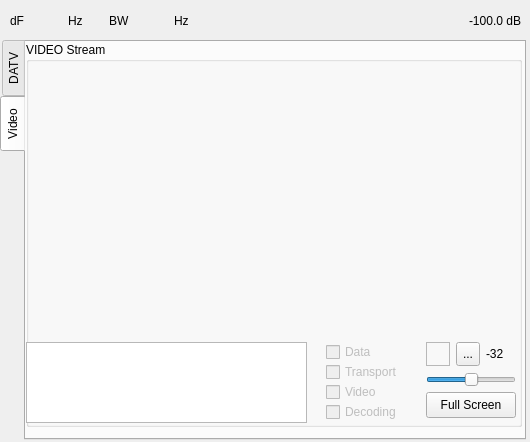
Above: plugins/channelrx/demoddatv/datvdemodgui.ui from f4exb/sdrangel before the change. Below: the same form after it.
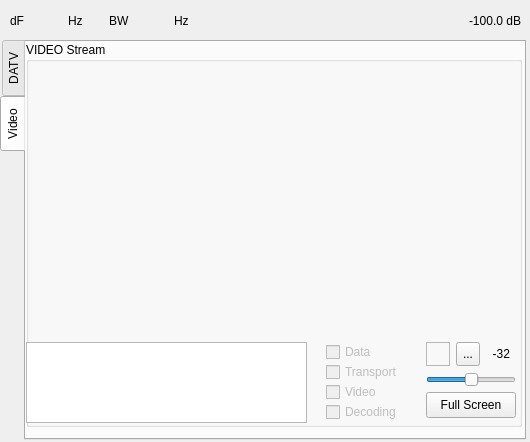
That is the form after the change. The open tabs and pages were chosen to show the change. Icons and pictures are not drawn. Custom widgets are drawn as their Qt base class.

```diff
--- a/plugins/channelrx/demoddatv/datvdemodgui.ui
+++ b/plugins/channelrx/demoddatv/datvdemodgui.ui
@@ -980,6 +980,9 @@
       <property name="text">
        <string>-32</string>
       </property>
+      <property name="alignment">
+       <set>Qt::AlignRight|Qt::AlignTrailing|Qt::AlignVCenter</set>
+      </property>
      </widget>
     </widget>
    </widget>
```
Left out of the diff: 5 changed lines with no effect on the pictures.
